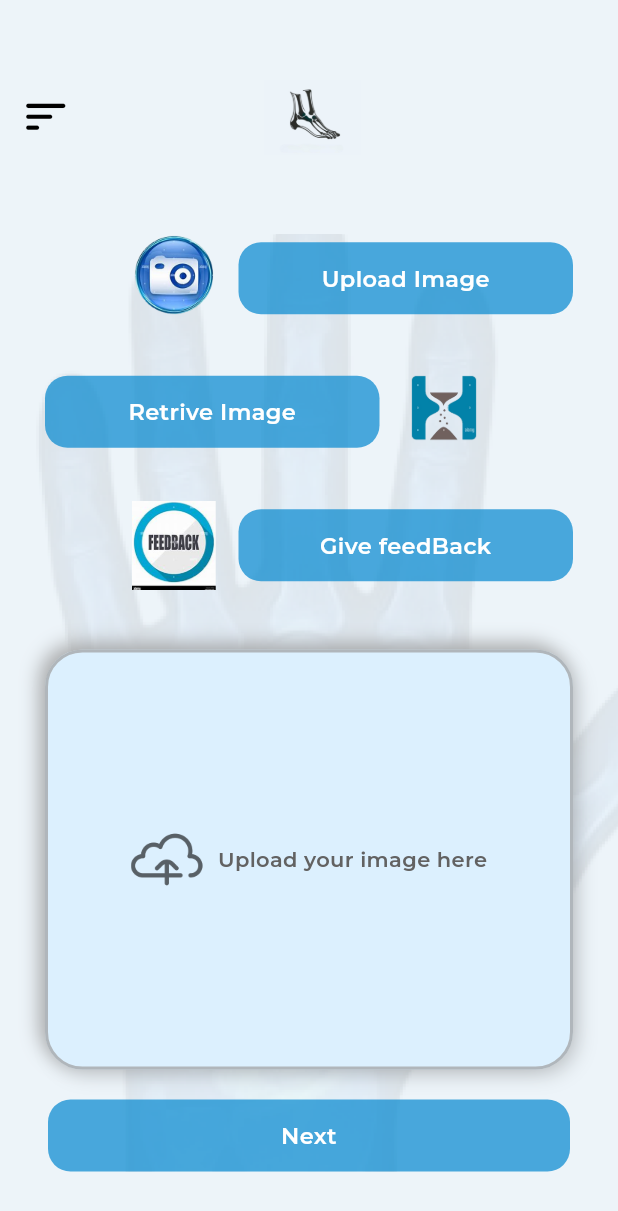
After one commit to Shahd-Mohy/bones_app, a Flutter app: the GetStartedViewBody screen opened directly, after a tap on "Specialist", on a phone screen of 412 x 824 dp. The commit adds this screen. Shown: the top 1211 px of the screen. Run offline on Flutter 3.47's test engine with Material 3 defaults, Android fonts, the phone set to English and light mode, and no system bars; our stand-ins replace go_router, google_fonts.

Commit message:
Patient&specialest home view

```diff
--- a/lib/constants.dart
+++ b/lib/constants.dart
@@ -6,3 +6,5 @@ const kIconColor = Color(0xff626262);
 const kTextFieldColor = Color(0xffCCE9FD);
 const kButtonColor = Color(0xff0D99FF);
 const kNotesColor = Color(0xff3265D2);
+const kMidButtonColor = Color(0xff0287CF);
+const kUploadImageBoxColor = Color(0xffDCF0FE);
--- a/lib/core/utils/app_router.dart
+++ b/lib/core/utils/app_router.dart
@@ -1,10 +1,11 @@
 import 'package:bones_app/features/Register/presentation/view/register_view.dart';
+import 'package:bones_app/features/Specalist_home/presentation/view/specialist_home_view.dart';
 import 'package:bones_app/features/forget_password/presentation/view/forget_password_view.dart';
 import 'package:bones_app/features/get_started/presentation/view/get_started_view.dart';
 import 'package:bones_app/features/login/presentation/view/login_view.dart';
+import 'package:bones_app/features/patient_home/presentation/view/patient_home_view.dart';
 import 'package:bones_app/features/payment/presentation/view/payment_view.dart';
 import 'package:bones_app/features/splash/presentation/view/splash_view.dart';
-import 'package:flutter/material.dart';
 import 'package:go_router/go_router.dart';
 
 abstract class AppRouter {
@@ -13,6 +14,8 @@ abstract class AppRouter {
   static const kForgetPasswordView = '/forgetPassword';
   static const kRegisterView = '/register';
   static const kPaymentView = "/payment";
+  static const kPatientHomeView = '/patientHome';
+  static const kSpecialistHomeView = '/specialistHome';
 
   static final router = GoRouter(routes: [
     GoRoute(
@@ -37,5 +40,11 @@ abstract class AppRouter {
     ),
     GoRoute(
         path: kPaymentView, builder: (context, state) => const PaymentView()),
+    GoRoute(
+        path: kPatientHomeView,
+        builder: (context, state) => const PatientHomeView()),
+    GoRoute(
+        path: kSpecialistHomeView,
+        builder: (context, state) => const SpecialistHomeView())
   ]);
 }
--- a/lib/core/utils/assets.dart
+++ b/lib/core/utils/assets.dart
@@ -8,4 +8,11 @@ class AssetsData {
   static const visa = 'assets/images/visa.png';
   static const masterCard = 'assets/images/maestro.png';
   static const applePay = 'assets/images/applepay.png';
+  static const backGround1 = "assets/images/PatientHome.png";
+  static const backGround2 = "assets/images/DoctorHome.png";
+  static const uploadImage = "assets/images/PH1.png";
+  static const retrieveImage = "assets/images/PH2.png";
+  static const consultSpisialist = "assets/images/PH3.png";
+  static const uploadIcon = "assets/images/upload.png";
+  static const feedbackImage = "assets/images/feedback.png";
 }
--- /dev/null
+++ b/lib/core/widgets/custom_mid_button.dart
@@ -0,0 +1,30 @@
+import 'package:bones_app/constants.dart';
+import 'package:bones_app/core/utils/styles.dart';
+import 'package:flutter/material.dart';
+
+class CustomMidButton extends StatelessWidget {
+  const CustomMidButton(
+      {super.key, required this.title, this.onPressed, this.width = 223});
+
+  final String title;
+  final void Function()? onPressed;
+  final double width;
+
+  @override
+  Widget build(BuildContext context) {
+    return Container(
+      width: width,
+      height: 48,
+      decoration: BoxDecoration(
+        color: kMidButtonColor.withOpacity(0.7),
+        borderRadius: BorderRadius.circular(15),
+      ),
+      child: Center(
+          child: Text(
+        textAlign: TextAlign.center,
+        title,
+        style: Styles.textStyle15,
+      )),
+    );
+  }
+}
--- a/lib/core/widgets/custom_mini_button.dart
+++ b/lib/core/widgets/custom_mini_button.dart
@@ -25,7 +25,7 @@ class CustomMiniButton extends StatelessWidget {
           ),
         ),
       ),
-      onTap: () => onPressed,
+      onTap:  onPressed,
     );
   }
 }
--- /dev/null
+++ b/lib/core/widgets/home_image.dart
@@ -0,0 +1,19 @@
+import 'package:flutter/material.dart';
+
+class HomeImage extends StatelessWidget {
+  const HomeImage({super.key, required this.image});
+
+  final String image;
+
+  @override
+  Widget build(BuildContext context) {
+    return SizedBox(
+      width: 56,
+      height: 59,
+      child: Image.asset(
+        image,
+        fit: BoxFit.cover,
+      ),
+    );
+  }
+}
--- /dev/null
+++ b/lib/core/widgets/upload_image_box.dart
@@ -0,0 +1,51 @@
+import 'package:bones_app/constants.dart';
+import 'package:bones_app/core/utils/assets.dart';
+import 'package:bones_app/core/utils/styles.dart';
+import 'package:flutter/material.dart';
+
+class UploadImageBox extends StatelessWidget {
+  const UploadImageBox({super.key});
+
+  @override
+  Widget build(BuildContext context) {
+    return Container(
+      width: 359,
+      height: 280,
+      decoration: BoxDecoration(
+        color: kUploadImageBoxColor,
+        borderRadius: BorderRadius.circular(25),
+        boxShadow: [
+          BoxShadow(
+            color: Colors.black.withOpacity(0.15),
+            offset: Offset(4, 4),
+            blurRadius: 10,
+          ),
+          BoxShadow(
+            color: Colors.grey.withOpacity(0.8),
+            offset: Offset(-4, -4),
+            blurRadius: 10,
+          ),
+        ],
+        border: Border.all(
+          color: Colors.grey.withOpacity(0.7),
+          width: 2,
+        ),
+      ),
+      child: Row(
+        mainAxisAlignment: MainAxisAlignment.center,
+        children: [
+          SizedBox(
+            width: 48,
+            height: 46,
+            child: Image.asset(AssetsData.uploadIcon),
+          ),
+          const SizedBox(width: 10),
+          Text(
+            "Upload your image here",
+            style: Styles.textStyle14.copyWith(color: kIconColor),
+          ),
+        ],
+      ),
+    );
+  }
+}
--- /dev/null
+++ b/lib/features/Specalist_home/presentation/view/specialist_home_view.dart
@@ -0,0 +1,19 @@
+import 'package:bones_app/core/widgets/custom_app_bar.dart';
+import 'package:bones_app/features/Specalist_home/presentation/view/widgets/specialist_home_view_body.dart';
+import 'package:flutter/material.dart';
+
+class SpecialistHomeView extends StatelessWidget {
+  const SpecialistHomeView({super.key});
+
+  @override
+  Widget build(BuildContext context) {
+    return const Scaffold(
+        body: Column(
+      children: [
+        CustomAppBar(),
+        SizedBox(height: 40),
+        SpecialistHomeViewBody()
+      ],
+    ));
+  }
+}
--- /dev/null
+++ b/lib/features/Specalist_home/presentation/view/widgets/specialist_home_view_body.dart
@@ -0,0 +1,78 @@
+import 'package:bones_app/core/utils/assets.dart';
+import 'package:bones_app/core/widgets/custom_mid_button.dart';
+import 'package:bones_app/core/widgets/home_image.dart';
+import 'package:bones_app/core/widgets/upload_image_box.dart';
+import 'package:flutter/material.dart';
+
+class SpecialistHomeViewBody extends StatelessWidget {
+  const SpecialistHomeViewBody({super.key});
+
+  @override
+  Widget build(BuildContext context) {
+    return Container(
+      decoration: const BoxDecoration(
+        image: DecorationImage(
+            image: AssetImage(AssetsData.backGround1),
+            fit: BoxFit.cover,
+            opacity: 0.8),
+      ),
+      width: double.infinity,
+      child: const Padding(
+        padding: const EdgeInsets.symmetric(horizontal: 30.0),
+        child: Center(
+          child: Column(
+            children: [
+              Row(
+                children: [
+                  Spacer(),
+                  HomeImage(image: AssetsData.uploadImage),
+                  SizedBox(
+                    width: 15,
+                  ),
+                  CustomMidButton(title: "Upload Image"),
+                ],
+              ),
+              SizedBox(
+                height: 30,
+              ),
+              Row(
+                children: [
+                  CustomMidButton(title: "Retrive Image"),
+                  SizedBox(
+                    width: 15,
+                  ),
+                  HomeImage(image: AssetsData.retrieveImage),
+                  Spacer(),
+                ],
+              ),
+              SizedBox(
+                height: 30,
+              ),
+              Row(
+                children: [
+                  Spacer(),
+                  HomeImage(image: AssetsData.feedbackImage),
+                  SizedBox(
+                    width: 15,
+                  ),
+                  CustomMidButton(title: "Give feedBack"),
+                ],
+              ),
+              SizedBox(
+                height: 40,
+              ),
+              UploadImageBox(),
+              SizedBox(
+                height: 20,
+              ),
+              CustomMidButton(
+                title: "Next",
+                width: 348,
+              )
+            ],
+          ),
+        ),
+      ),
+    );
+  }
+}
--- a/lib/features/get_started/presentation/view/widgets/get_started_view_body.dart
+++ b/lib/features/get_started/presentation/view/widgets/get_started_view_body.dart
@@ -1,5 +1,7 @@
+import 'package:bones_app/core/utils/app_router.dart';
 import 'package:bones_app/core/widgets/custom_mini_button.dart';
 import 'package:flutter/material.dart';
+import 'package:go_router/go_router.dart';
 
 class GetStartedViewBody extends StatelessWidget {
   const GetStartedViewBody({super.key});
@@ -10,26 +12,45 @@ class GetStartedViewBody extends StatelessWidget {
       body: Stack(
         fit: StackFit.expand,
         children: [
-        Image.asset(
+          // Background Image
+          Positioned.fill(
+            child: Image.asset(
               "assets/images/skeleton 1.png",
-          height: MediaQuery.of(context).size.height,
               fit: BoxFit.cover,
               opacity: const AlwaysStoppedAnimation(0.9),
             ),
-        Padding(
-          padding: const EdgeInsets.symmetric(vertical: 50),
-          child: Row(
-            crossAxisAlignment: CrossAxisAlignment.end,
+          ),
+
+          // Buttons - Wrapped in Column for proper layout
+          SafeArea(
+            child: Column(
+              mainAxisAlignment: MainAxisAlignment.end,
+              children: [
+                Row(
                   mainAxisAlignment: MainAxisAlignment.center,
                   children: [
-              CustomMiniButton(title: "Paitent", onPressed: () {}),
+                    CustomMiniButton(
+                      title: "Patient",
+                      onPressed: () {
+                        GoRouter.of(context).push(AppRouter.kPatientHomeView);
+                      },
+                    ),
                     const SizedBox(width: 30),
-              CustomMiniButton(title: "Spicalist", onPressed: () {}),
+                    CustomMiniButton(
+                      title: "Specialist",
+                      onPressed: () {
+                        GoRouter.of(context)
+                            .push(AppRouter.kSpecialistHomeView);
+                      },
+                    ),
+                  ],
+                ),
+                const SizedBox(height: 50),
               ],
             ),
           ),
-        const SizedBox(height: 50),
         ],
-    ));
+      ),
+    );
   }
 }
```
Also changed, not shown: lib/features/patient_home/presentation/view/patient_home_view.dart (added, +15 -0 lines), lib/features/patient_home/presentation/view/widgets/patient_home_view_body.dart (added, +81 -0 lines), lib/features/payment/presentation/view/widgets/payment_view_body.dart (+7 -7 lines), assets/images/PH1.png (added), assets/images/PH2.png (added), assets/images/PH3.png (added), assets/images/PatientHome.png (added), assets/images/feedback.png (added), assets/images/upload.png (added). Lines whose indentation alone changed are shown as unchanged.
